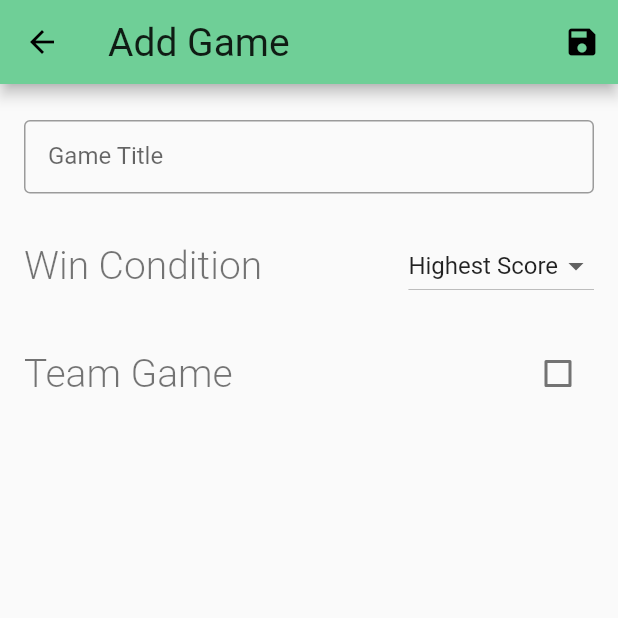
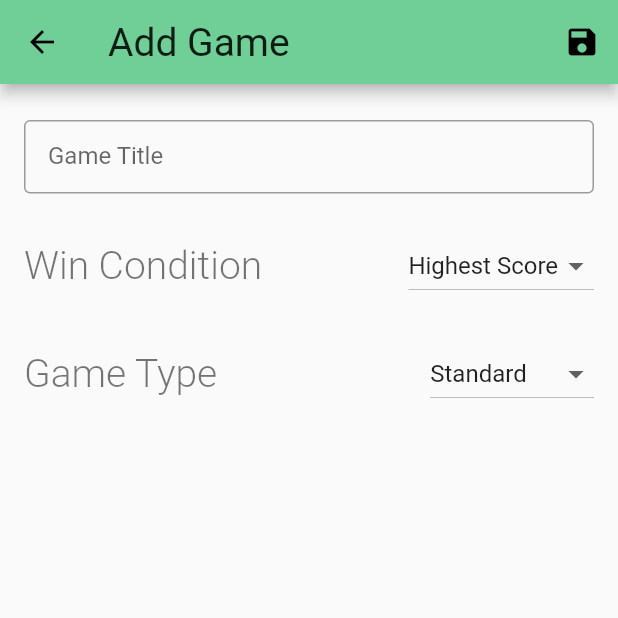
Before and after one commit to Master-Owl/game_log, a Flutter app: the EditGamePage screen opened directly, on a phone screen of 412 x 824 dp, the top half of it. Run offline on Flutter 3.47's test engine with Material 2 defaults, Android fonts, the phone set to English and light mode, and no system bars; our stand-ins replace cloud_firestore, flutter_colorpicker; missing offline and left inert: flutter_duration_picker; accounts and stored records are empty; Roboto replaces fonts that are missing (Robotto).

Commit message:
Hooked up saving games to firestore

```diff
--- a/lib/data/game.dart
+++ b/lib/data/game.dart
@@ -1,19 +1,53 @@
+class Game {
+  Game({ this.name, this.condition, this.type, this.bggId, this.dbId }) {
+    if (name == null) name = '';
+    if (condition == null) condition = WinConditions.score_highest;
+    if (type == null) type = GameType.standard;
+    if (bggId == null) bggId = -1;
+  }
+
+  String winConditionEnumString() =>
+    '${condition.toString().substring(condition.toString().indexOf('.')+1)}';
+  String gameTypeEnumString() =>
+    '${type.toString().substring(type.toString().indexOf('.')+1)}';
+
+  String name;
+  WinConditions condition;
+  GameType type;
+  int bggId;
+  String dbId;
+}
+
 enum WinConditions {
   score_highest,
   score_lowest,
+  single_winner,
+  single_loser,
   last_standing
 }
 
-class Game {
-  Game({ this.name, this.condition, this.teamGame, this.bggId }) {
-    if (name == null) name = '';
-    if (condition == null) condition =WinConditions.score_highest;
-    if (teamGame == null) teamGame = false;
-    if (bggId == null) bggId = -1;
+String winConditionString(WinConditions c) {
+  switch (c) {
+    case WinConditions.score_highest: return 'Highest Score';
+    case WinConditions.score_lowest: return 'Lowest Score';
+    case WinConditions.single_winner: return 'Single Winner';
+    case WinConditions.single_loser: return 'Single Loser';
+    case WinConditions.last_standing: return 'Last Standing';
+    default: return '';
   }
+}
 
-  String name;
-  WinConditions condition;
-  bool teamGame;
-  int bggId;
+enum GameType {
+  standard,
+  cooperative,
+  team
 }
+
+String gameTypeString(GameType t) {
+  switch (t) {
+    case GameType.standard: return 'Standard';
+    case GameType.team: return 'Team';
+    case GameType.cooperative: return 'Cooperative';
+    default: return '';
+  }
+}
--- a/lib/screens/add-game-page.dart
+++ b/lib/screens/add-game-page.dart
@@ -2,6 +2,7 @@ import 'package:flutter/material.dart';
 import 'package:game_log/data/game.dart';
 import 'package:game_log/data/globals.dart';
 import 'package:game_log/widgets/app-text-field.dart';
+import 'package:cloud_firestore/cloud_firestore.dart';
 
 class EditGamePage extends StatefulWidget {
   EditGamePage({Key key, this.game }) : super(key: key);
@@ -34,6 +35,8 @@ class _EditGameState extends State<EditGamePage> {
   @override
   Widget build(BuildContext context) {
     TextStyle textStyle = TextStyle(color:defaultGray, fontSize: 26.0, fontWeight: FontWeight.w300);
+    List<DropdownMenuItem> winConditionItems = winConditions();
+    List<DropdownMenuItem> gameTypeItems = gameTypes();
     return Scaffold(
       appBar: AppBar(
         title: Text(appBarTitle, style: Theme.of(context).textTheme.title),
@@ -41,7 +44,7 @@ class _EditGameState extends State<EditGamePage> {
           IconButton(
             icon: Icon(Icons.save),
             tooltip: 'Save',
-            onPressed: () => { Navigator.pop(context) }
+            onPressed: saveGame
           )
         ]
       ),
@@ -64,20 +67,7 @@ class _EditGameState extends State<EditGamePage> {
                   DropdownButton(
                     hint: Text('Win Condition'),
                     value: game.condition,
-                    items: [
-                      DropdownMenuItem(
-                        child: Text('Highest Score'),
-                        value: WinConditions.score_highest,
-                      ),
-                      DropdownMenuItem(
-                        child: Text('Lowest Score'),
-                        value: WinConditions.score_lowest,
-                      ),
-                      DropdownMenuItem(
-                        child: Text('Last Standing'),
-                        value: WinConditions.last_standing,
-                      )
-                    ],
+                    items: winConditionItems,
                     onChanged: (condition) => setState(() => { game.condition = condition }),
                   ),
                 ]
@@ -88,14 +78,14 @@ class _EditGameState extends State<EditGamePage> {
               child: Row(
                 crossAxisAlignment: CrossAxisAlignment.center,
                 children: [
-                  Text('Team Game', style: textStyle),
+                  Text('Game Type', style: textStyle),
                   Spacer(),
-                  Checkbox(
-                    value: game.teamGame,
-                    onChanged: (isTeamGame) => setState(() => { game.teamGame = isTeamGame }),
-                    activeColor: Theme.of(context).accentColor,
-                    checkColor: Colors.white,
-                  )
+                  DropdownButton(
+                    hint: Text('Game Type'),
+                    value: game.type,
+                    items: gameTypeItems,
+                    onChanged: (type) => setState(() => { game.type = type }),
+                  ),
                 ]
               ),
             )
@@ -104,4 +94,75 @@ class _EditGameState extends State<EditGamePage> {
       )
     );
   }
+
+  List<DropdownMenuItem> winConditions() {
+    List<DropdownMenuItem> items = [];
+    for (WinConditions condition in WinConditions.values) {
+      items.add(DropdownMenuItem(
+        child: Text(winConditionString(condition)),
+        value: condition
+      ));
+    }
+    return items;
+  }
+
+  List<DropdownMenuItem> gameTypes() {
+    List<DropdownMenuItem> items = [];
+    for (GameType type in GameType.values) {
+      items.add(DropdownMenuItem(
+        child: Text(gameTypeString(type)),
+        value: type
+      ));
+    }
+    return items;
+  }
+
+  void saveGame() {
+    if (game.name != '') {
+      Map<String, dynamic> obj = {
+        'bggid': game.bggId,
+        'name': game.name,
+        'type': game.gameTypeEnumString(),
+        'wincondition': game.winConditionEnumString(),
+      };
+
+      if (game.dbId == '' || game.dbId == null) Firestore.instance.collection('games').document().setData(obj);
+      else Firestore.instance.collection('games').document(game.dbId).updateData(obj);
+
+      Navigator.pop(context);
+    } else {
+      showDialog(
+        context: context,
+        builder: (BuildContext context) {
+          return AlertDialog(
+            title: Text('Oh Dear...'),
+            content: SingleChildScrollView(
+              child: ListBody(
+                children: [
+                  Text('You need to fill out the game name field!'),
+                ],
+              ),
+            ),
+            actions: [
+              FlatButton(
+                padding: EdgeInsets.only(right: 18.0),
+                child: Text(
+                  'Oops!',
+                  style: TextStyle(
+                    color: Theme.of(context).errorColor,
+                    fontWeight: FontWeight.w400,
+                    fontSize: 18.0
+                  )
+                ),
+                onPressed: () {
+                  Navigator.of(context).pop();
+                },
+              ),
+            ],
+          );
+        },
+      );
+    }
+  }
+
 }
--- a/lib/screens/player-edit-page.dart
+++ b/lib/screens/player-edit-page.dart
@@ -33,7 +33,7 @@ class _PlayerEditPageState extends State<PlayerEditPage> {
     } else {
       Firestore.instance
         .collection('players')
-        .document(player.docId)
+        .document(player.dbId)
         .get()
         .then((snapshot) => {
           setState(() {
@@ -154,11 +154,11 @@ class _PlayerEditPageState extends State<PlayerEditPage> {
   }
 
   void updatePlayerDB(Player p) {
-    if (p.docId == '' || p.docId == null) {
+    if (p.dbId == '' || p.dbId == null) {
       Firestore.instance.collection('players').document()
               .setData({ 'name': p.name, 'color': p.color.value });
     } else {
-      Firestore.instance.collection('players').document(p.docId)
+      Firestore.instance.collection('players').document(p.dbId)
               .updateData({ 'name': p.name, 'color': p.color.value });
     }
   }
--- a/lib/widgets/player-list.dart
+++ b/lib/widgets/player-list.dart
@@ -61,7 +61,7 @@ class _PlayerListState extends State<PlayerList> {
     if (snapshot != null) {
       allSavedPlayers.clear();
       snapshot.data.documents.forEach((doc) {
-        Player p = Player(name: doc.data['name'], color: Color(doc.data['color']), docId: doc.documentID);
+        Player p = Player(name: doc.data['name'], color: Color(doc.data['color']), dbId: doc.documentID);
         allSavedPlayers.add(p);
 
         // For testing w/ mock data
```
Also changed, not shown: lib/data/player.dart (+4 -4 lines).
